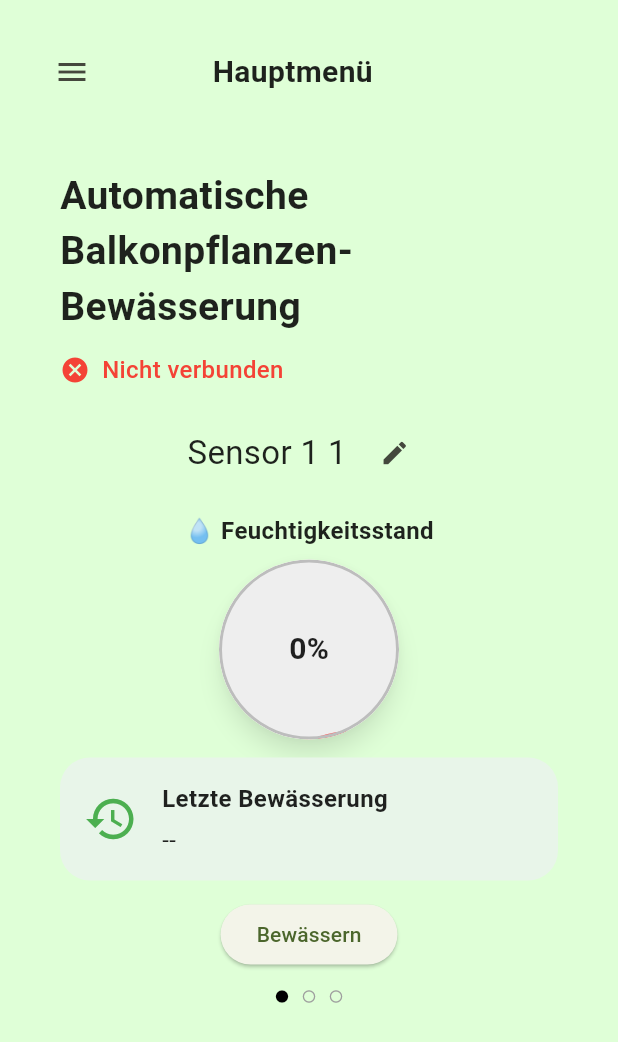
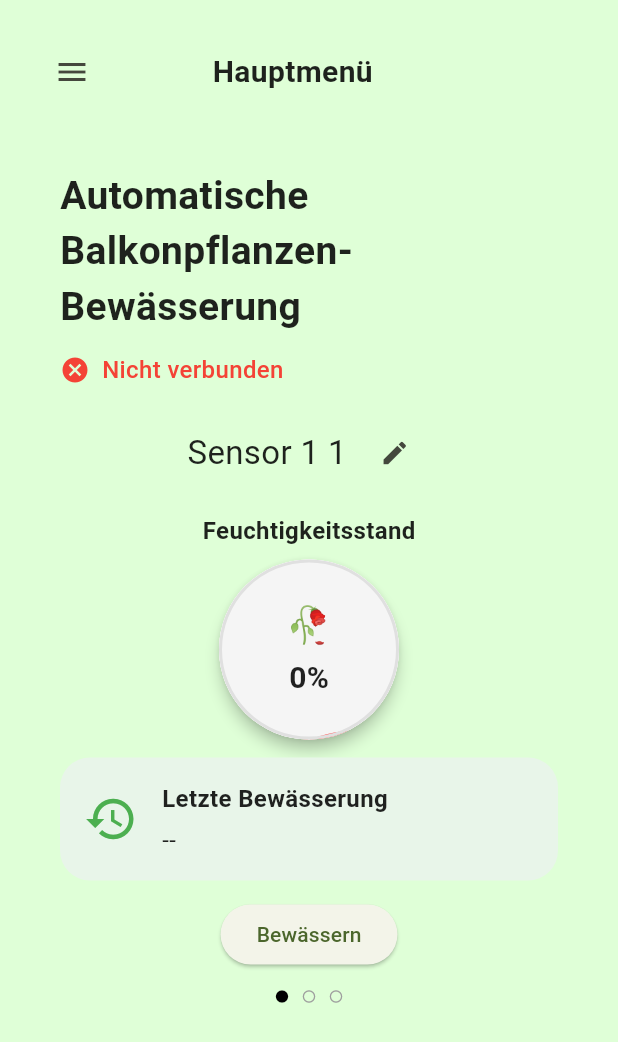
Before and after one commit to SpartanProgram/balkon-bewaesserung-app, a Flutter app: the screen it shows after launch, on a phone screen of 412 x 824 dp. Shown: the top 1042 px of the screen. Run offline on Flutter 3.47's test engine with Material 3 defaults, Android fonts, the phone set to English and light mode, and no system bars; our stand-ins replace flutter_local_notifications, liquid_progress_indicator_v2, shared_preferences; missing offline and left inert: mqtt_client.

```diff
--- a/Software/lib/home_screen.dart
+++ b/Software/lib/home_screen.dart
@@ -30,6 +30,12 @@ final Map<String, String> plantNameToAsset = {
   'Knoblauch': 'assets/plants/knoblauch.png',
 };
 
+  String _moistureEmoji(int value) {
+  if (value < 30) return "🥀";
+  if (value < 60) return "🌿";
+  return "💧";
+}
+
 
   @override
   void initState() {
@@ -60,41 +66,51 @@ Widget _buildMoistureCard(int moisture) {
   return Column(
     children: [
       const Text(
-        "💧 Feuchtigkeitsstand",
+        "Feuchtigkeitsstand",
         style: TextStyle(fontSize: 16, fontWeight: FontWeight.w600),
       ),
       const SizedBox(height: 8),
-      Material(
-        elevation: 6,
-        shape: const CircleBorder(),
-        shadowColor: Colors.black45,
-        child: ClipOval(
-          child: SizedBox(
+      Tooltip(
+        message: "Feuchtigkeit: $moisture%",
+        child: Material(
+          elevation: 4,
+          borderRadius: BorderRadius.circular(60),
+          child: Container(
             width: 120,
             height: 120,
+            decoration: BoxDecoration(
+              borderRadius: BorderRadius.circular(60),
+              color: Colors.white, // background color
+            ),
             child: LiquidCircularProgressIndicator(
               value: percent,
               valueColor: AlwaysStoppedAnimation(_getMoistureColor(moisture)),
-              backgroundColor: Colors.grey.shade200,
-              borderColor: Colors.grey.shade400,
+              backgroundColor: Colors.grey.shade100,
+              borderColor: Colors.grey.shade300,
               borderWidth: 2.0,
               direction: Axis.vertical,
-              center: Tooltip(
-                message: "Feuchtigkeit: $moisture%",
-                child: AnimatedSwitcher(
-                  duration: const Duration(milliseconds: 500),
-                  transitionBuilder: (Widget child, Animation<double> animation) {
-                    return ScaleTransition(scale: animation, child: child);
-                  },
+              center: Column(
+                mainAxisAlignment: MainAxisAlignment.center,
+                children: [
+                  Text(
+                    _moistureEmoji(moisture),
+                    style: const TextStyle(fontSize: 24),
+                  ),
+                  const SizedBox(height: 4),
+                  AnimatedSwitcher(
+                    duration: const Duration(milliseconds: 400),
+                    transitionBuilder: (child, animation) =>
+                        ScaleTransition(scale: animation, child: child),
                     child: Text(
                       "$moisture%",
-                    key: ValueKey<int>(moisture), // Important: must change when value changes
+                      key: ValueKey(moisture),
                       style: const TextStyle(
                         fontSize: 20.0,
                         fontWeight: FontWeight.bold,
                       ),
                     ),
                   ),
+                ],
               ),
             ),
           ),
```
Lines whose indentation alone changed are shown as unchanged.
